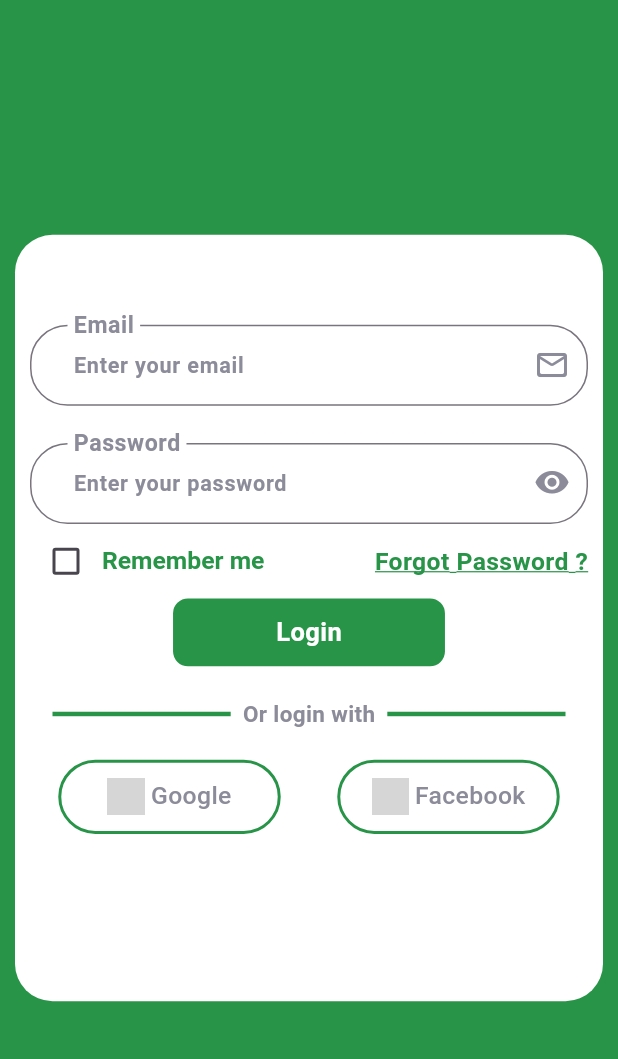
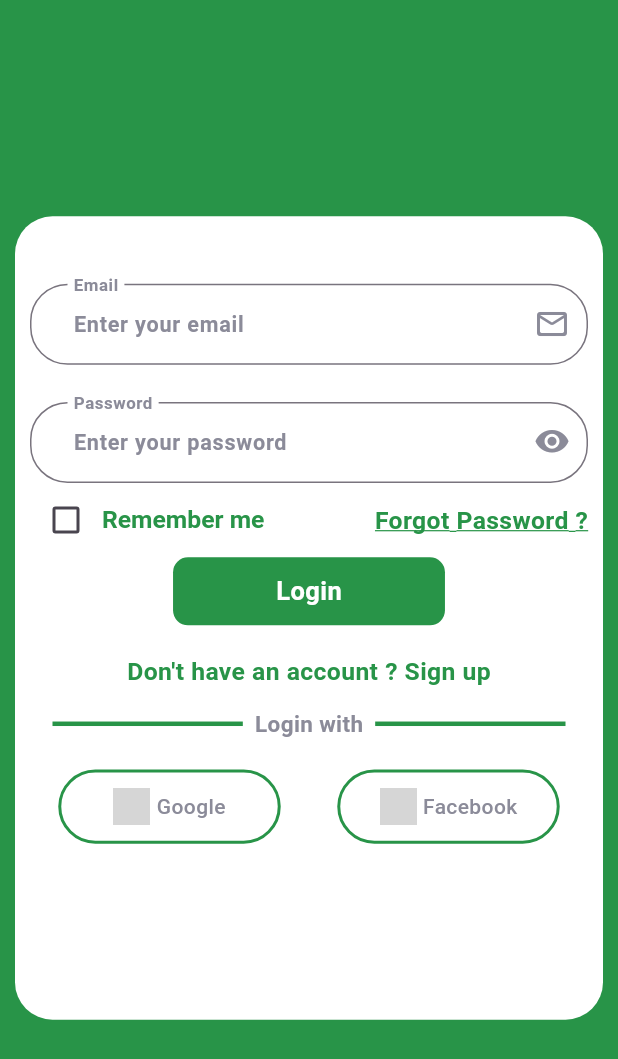
Before and after one commit to Yasmeen-aboeleneen/E_Commerce_App, a Flutter app: the OnboardingScreen screen opened directly, after a tap on "Start", on a phone screen of 412 x 824 dp. Shown: the top 1059 px of the screen. Run offline on Flutter 3.47's test engine with Material 3 defaults, Android fonts, the phone set to English and light mode, and no system bars; our stand-ins replace get, google_fonts; Roboto replaces fonts that are missing (Adamina); grey boxes are pictures that could not be loaded.

```diff
--- a/lib/Core/Constants/fonts.dart
+++ b/lib/Core/Constants/fonts.dart
@@ -13,4 +13,12 @@ class Fonts {
       color: kveryWhite, fontWeight: FontWeight.bold, fontSize: 17);
   static TextStyle onBoardingText = GoogleFonts.adamina(
       color: kPrimary, fontWeight: FontWeight.bold, fontSize: 15);
+
+  static TextStyle socialButtonsText = GoogleFonts.notoSansOlChiki(
+      fontWeight: FontWeight.w500, fontSize: 14, color: kGrey);
+  static TextStyle loginWithText =
+      const TextStyle(fontSize: 15, fontWeight: FontWeight.bold, color: kGrey);
+
+  static TextStyle customTextFieldText = GoogleFonts.notoSansOlChiki(
+      fontWeight: FontWeight.bold, fontSize: 15, color: kGrey);
 }
--- a/lib/Views/Auth/login_screen.dart
+++ b/lib/Views/Auth/login_screen.dart
@@ -10,16 +10,13 @@ class LoginScreen extends StatelessWidget {
     var h = MediaQuery.of(context).size.height;
     var w = MediaQuery.of(context).size.width;
     return Scaffold(
+      backgroundColor: kPrimary,
       resizeToAvoidBottomInset: true,
-      body: Stack(
-        children: [
-          Container(
-            height: h,
-            width: w,
-            color: kPrimary,
-          ),
-          const Logincontainer()
-        ],
+      body: Container(
+        height: h,
+        width: w,
+        color: kPrimary,
+        child: const Logincontainer(),
       ),
     );
   }
--- a/lib/Widgets/AuthWidgets/customPassTextField.dart
+++ b/lib/Widgets/AuthWidgets/customPassTextField.dart
@@ -1,4 +1,5 @@
 import 'package:ecommerce/Core/Constants/colors.dart';
+import 'package:ecommerce/Core/Constants/fonts.dart';
 import 'package:flutter/material.dart';
 import 'package:google_fonts/google_fonts.dart';
 
@@ -48,11 +49,7 @@ class _CustomPasswordtextfieldState extends State<CustomPasswordtextfield> {
           borderRadius: BorderRadius.circular(25),
         ),
         floatingLabelBehavior: FloatingLabelBehavior.always,
-        label: Text(
-          widget.labelText,
-          style: GoogleFonts.notoSansOlChiki(
-              fontWeight: FontWeight.bold, fontSize: w * .05, color: kGrey),
-        ),
+        label: Text(widget.labelText, style: Fonts.customTextFieldText),
         suffixIcon: GestureDetector(
           onTap: _toggleObscured,
           child: Icon(
--- a/lib/Widgets/AuthWidgets/customTextField.dart
+++ b/lib/Widgets/AuthWidgets/customTextField.dart
@@ -1,15 +1,16 @@
 import 'package:ecommerce/Core/Constants/colors.dart';
+import 'package:ecommerce/Core/Constants/fonts.dart';
 import 'package:flutter/material.dart';
 import 'package:google_fonts/google_fonts.dart';
 
 class Customtextfield extends StatelessWidget {
-  const Customtextfield(
-      {super.key,
-      this.keyboardType,
-      required this.hintText,
-      required this.labelText,
-      required this.iconData,
-      });
+  const Customtextfield({
+    super.key,
+    this.keyboardType,
+    required this.hintText,
+    required this.labelText,
+    required this.iconData,
+  });
   final TextInputType? keyboardType;
   final String hintText;
   final String labelText;
@@ -30,11 +31,7 @@ class Customtextfield extends StatelessWidget {
           borderRadius: BorderRadius.circular(25),
         ),
         floatingLabelBehavior: FloatingLabelBehavior.always,
-        label: Text(
-          labelText,
-          style: GoogleFonts.notoSansOlChiki(
-              fontWeight: FontWeight.bold, fontSize: w * .05, color: kGrey),
-        ),
+        label: Text(labelText, style: Fonts.customTextFieldText),
         suffixIcon: Icon(
           iconData,
           color: kGrey,
--- a/lib/Widgets/AuthWidgets/dividers.dart
+++ b/lib/Widgets/AuthWidgets/dividers.dart
@@ -1,30 +1,31 @@
-import 'package:ecommerce/Core/Constants/colors.dart';
+// ignore_for_file: public_member_api_docs, sort_constructors_first
 import 'package:flutter/material.dart';
 
+import 'package:ecommerce/Core/Constants/colors.dart';
+import 'package:ecommerce/Core/Constants/fonts.dart';
+
 class Dividers extends StatelessWidget {
-  const Dividers({super.key});
-
+  const Dividers({
+    Key? key,
+    required this.text,
+  }) : super(key: key);
+  final String text;
   @override
   Widget build(BuildContext context) {
-    return const Padding(
-      padding: EdgeInsets.only(top: 5, left: 15, right: 15),
+    return Padding(
+      padding: const EdgeInsets.only(top: 5, left: 15, right: 15),
       child: Row(
         children: [
-          Expanded(
+          const Expanded(
             child: Divider(
               color: kPrimary,
               thickness: 3,
             ),
           ),
           Padding(
-            padding: EdgeInsets.all(8.0),
-            child: Text(
-              'Or login with',
-              style: TextStyle(
-                  fontSize: 15, fontWeight: FontWeight.bold, color: kGrey),
-            ),
-          ),
-          Expanded(
+              padding: const EdgeInsets.all(8.0),
+              child: Text(text, style: Fonts.loginWithText)),
+          const Expanded(
             child: Divider(
               color: kPrimary,
               thickness: 3,
--- a/lib/Widgets/AuthWidgets/loginContainer.dart
+++ b/lib/Widgets/AuthWidgets/loginContainer.dart
@@ -2,12 +2,16 @@ import 'package:ecommerce/Core/Constants/colors.dart';
 import 'package:ecommerce/Core/Constants/fonts.dart';
 import 'package:ecommerce/Core/Constants/images.dart';
 import 'package:ecommerce/Core/Utils/Buttons.dart';
+import 'package:ecommerce/Views/Auth/signUP_screen.dart';
 import 'package:ecommerce/Widgets/AuthWidgets/customPassTextField.dart';
 import 'package:ecommerce/Widgets/AuthWidgets/customRow.dart';
 import 'package:ecommerce/Widgets/AuthWidgets/customTextField.dart';
 import 'package:ecommerce/Widgets/AuthWidgets/dividers.dart';
 import 'package:ecommerce/Widgets/AuthWidgets/socialMediaRow.dart';
 import 'package:flutter/material.dart';
+import 'package:get/get_core/src/get_main.dart';
+import 'package:get/get_navigation/get_navigation.dart';
+import 'package:google_fonts/google_fonts.dart';
 
 class Logincontainer extends StatelessWidget {
   const Logincontainer({super.key});
@@ -19,12 +23,13 @@ class Logincontainer extends StatelessWidget {
     return Center(
       child: Container(
         margin: const EdgeInsets.all(10),
-        padding: const EdgeInsets.symmetric(vertical: 60, horizontal: 10),
-        height: h * .62,
+        padding: const EdgeInsets.symmetric(vertical: 45, horizontal: 10),
+        height: h * .65,
         width: w,
         decoration: const BoxDecoration(
             color: kveryWhite,
             borderRadius: BorderRadius.all(Radius.circular(25))),
+        child: Center(
           child: Column(
             children: [
               const Customtextfield(
@@ -53,9 +58,23 @@ class Logincontainer extends StatelessWidget {
                   color: kPrimary,
                   style: Fonts.splashButtonText),
               SizedBox(
-              height: h * .01,
+                height: h * .022,
               ),
-            const Dividers(),
+              InkWell(
+                  onTap: () {
+                    Get.to(() => const SignupScreen());
+                  },
+                  child: Text(
+                    "Don't have an account ? Sign up",
+                    style: GoogleFonts.notoSansOlChiki(
+                        fontWeight: FontWeight.bold,
+                        fontSize: w * .04,
+                        color: kPrimary,
+                        decorationColor: kPrimary),
+                  )),
+              const Dividers(
+                text: 'Login with',
+              ),
               const Row(
                 mainAxisAlignment: MainAxisAlignment.spaceAround,
                 children: [
@@ -66,6 +85,7 @@ class Logincontainer extends StatelessWidget {
             ],
           ),
         ),
+      ),
     );
   }
 }
--- a/lib/Widgets/AuthWidgets/socialMediaRow.dart
+++ b/lib/Widgets/AuthWidgets/socialMediaRow.dart
@@ -1,6 +1,6 @@
 import 'package:ecommerce/Core/Constants/colors.dart';
+import 'package:ecommerce/Core/Constants/fonts.dart';
 import 'package:flutter/material.dart';
-import 'package:google_fonts/google_fonts.dart';
 
 class SocialmediaRow extends StatelessWidget {
   const SocialmediaRow({
@@ -40,10 +40,7 @@ class SocialmediaRow extends StatelessWidget {
                 ),
                 Text(
                   text,
-                  style: GoogleFonts.notoSansOlChiki(
-                      fontWeight: FontWeight.w500,
-                      fontSize: w * .04,
-                      color: kGrey),
+                  style:Fonts.socialButtonsText,
                 )
               ],
             ),
```
Also changed, not shown: lib/Views/Auth/signUP_screen.dart (+17 -1 lines), lib/Widgets/AuthWidgets/signUp_container.dart (added, +104 -0 lines). Lines whose indentation alone changed are shown as unchanged.
